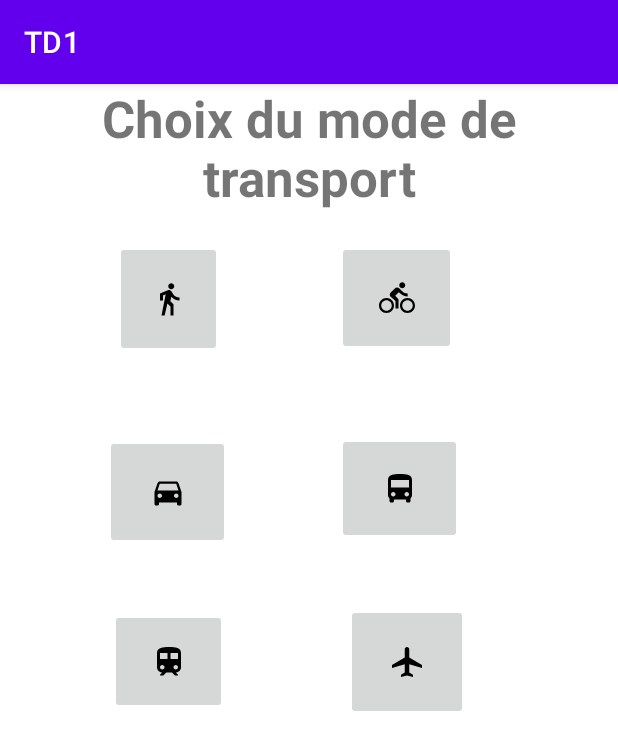
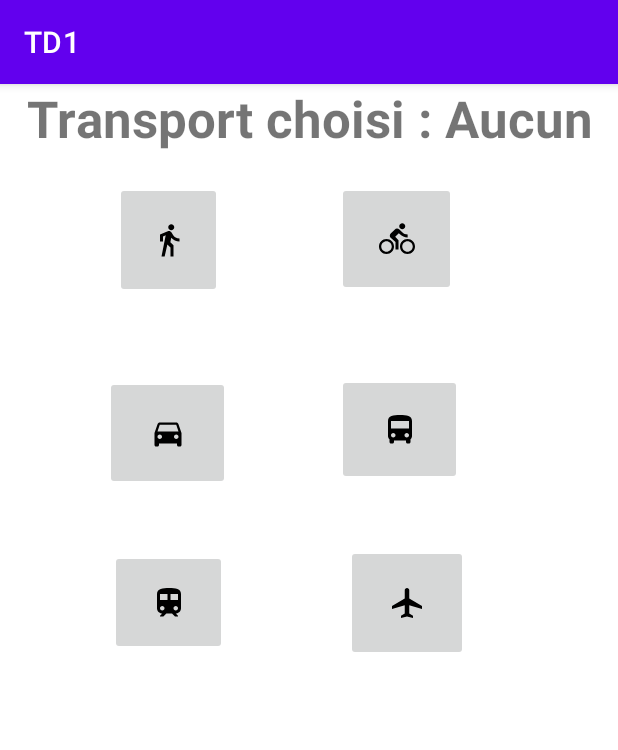
Before and after one commit to EliasMorio/kotlin-android-tds, an Android app: the screen it shows after launch (AcceuilView), on a phone screen of 412 x 824 dp. Shown: the top 750 px of the screen. Run offline under Robolectric (Android 15) with nearby library versions, the phone set to English and light mode, and no system bars.

Commit message:
Finishing AcceuilView.kt

```diff
--- a/app/src/main/java/fr/eliasmorio/td1/AcceuilView.kt
+++ b/app/src/main/java/fr/eliasmorio/td1/AcceuilView.kt
@@ -1,13 +1,43 @@
 package fr.eliasmorio.td1
 
+import android.graphics.Color
 import androidx.appcompat.app.AppCompatActivity
 import android.os.Bundle
+import android.view.View
+import android.widget.ImageButton
+import android.widget.TextView
+import android.widget.Toast
 
 class AcceuilView : AppCompatActivity() {
     override fun onCreate(savedInstanceState: Bundle?) {
         super.onCreate(savedInstanceState)
         setContentView(R.layout.activity_acceuil_view)
 
+        val btns = arrayOf(findViewById<ImageButton>(R.id.btnWalk),
+            findViewById<ImageButton>(R.id.btnBike),
+            findViewById<ImageButton>(R.id.btnCar),
+            findViewById<ImageButton>(R.id.btnBus),
+            findViewById<ImageButton>(R.id.btnTrain),
+            findViewById<ImageButton>(R.id.btnPlane));
+
+        fun onClick(v: View) {
+            for (btn in btns) {
+                if (btn == v) {
+                    btn.setColorFilter(Color.BLUE)
+                } else {
+                    btn.setColorFilter(Color.LTGRAY)
+                }
+            }
+            findViewById<TextView>(R.id.transportTitle).text =  "Transport choisi : " + v.contentDescription
+        }
+
+        for (btn in btns) {
+            btn.setOnClickListener {
+                onClick(it)
+            }
+        }
+
+
 
     }
 
--- a/app/src/main/res/layout/activity_acceuil_view.xml
+++ b/app/src/main/res/layout/activity_acceuil_view.xml
@@ -11,9 +11,10 @@
         android:layout_width="71dp"
         android:layout_height="77dp"
         android:layout_marginTop="20dp"
+        android:contentDescription="Marche à pied"
         app:layout_constraintEnd_toStartOf="@+id/btnBike"
         app:layout_constraintStart_toStartOf="parent"
-        app:layout_constraintTop_toBottomOf="@+id/textView"
+        app:layout_constraintTop_toBottomOf="@+id/transportTitle"
         app:srcCompat="@drawable/baseline_directions_walk_24" />
 
     <ImageButton
@@ -22,8 +23,9 @@
         android:layout_height="76dp"
         android:layout_marginTop="20dp"
         android:layout_marginEnd="108dp"
+        android:contentDescription="Vélo"
         app:layout_constraintEnd_toEndOf="parent"
-        app:layout_constraintTop_toBottomOf="@+id/textView"
+        app:layout_constraintTop_toBottomOf="@+id/transportTitle"
         app:srcCompat="@drawable/baseline_directions_bike_24" />
 
     <ImageButton
@@ -32,6 +34,7 @@
         android:layout_height="76dp"
         android:layout_marginStart="4dp"
         android:layout_marginTop="52dp"
+        android:contentDescription="Voiture"
         app:layout_constraintEnd_toStartOf="@+id/btnBus"
         app:layout_constraintHorizontal_bias="0.48"
         app:layout_constraintStart_toStartOf="parent"
@@ -44,6 +47,7 @@
         android:layout_height="74dp"
         android:layout_marginTop="52dp"
         android:layout_marginEnd="104dp"
+        android:contentDescription="Bus"
         app:layout_constraintEnd_toEndOf="parent"
         app:layout_constraintTop_toBottomOf="@+id/btnBike"
         app:srcCompat="@drawable/baseline_directions_bus_24" />
@@ -53,6 +57,7 @@
         android:layout_width="78dp"
         android:layout_height="70dp"
         android:layout_marginTop="40dp"
+        android:contentDescription="Train"
         app:layout_constraintEnd_toStartOf="@+id/btnPlane"
         app:layout_constraintHorizontal_bias="0.481"
         app:layout_constraintStart_toStartOf="parent"
@@ -65,16 +70,17 @@
         android:layout_height="77dp"
         android:layout_marginTop="40dp"
         android:layout_marginEnd="100dp"
+        android:contentDescription="Avion"
         app:layout_constraintEnd_toEndOf="parent"
         app:layout_constraintTop_toBottomOf="@+id/btnBus"
         app:srcCompat="@drawable/baseline_airplanemode_active_24" />
 
     <TextView
-        android:id="@+id/textView"
+        android:id="@+id/transportTitle"
         android:layout_width="wrap_content"
         android:layout_height="wrap_content"
         android:fontFamily="sans-serif"
-        android:text="Choix du mode de transport"
+        android:text="Transport choisi : Aucun"
         android:textAlignment="center"
         android:textSize="34sp"
         android:textStyle="bold"
```
